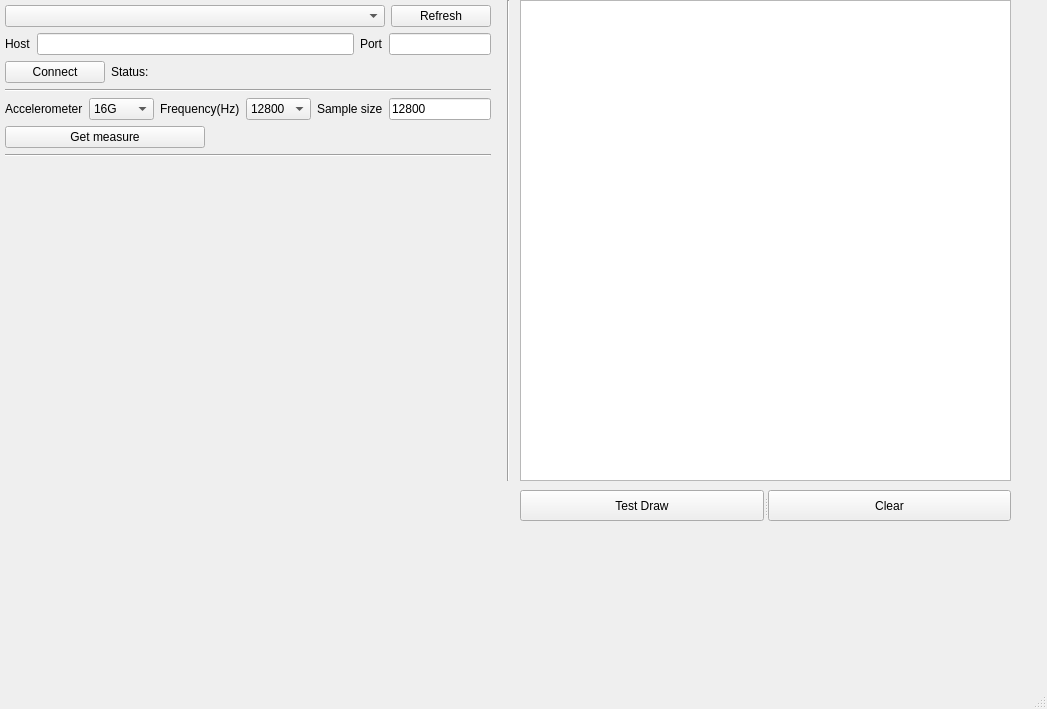
First picture: the form in client/WiredDeviceUI.ui, repository laa7352/python_socket, before the edit.
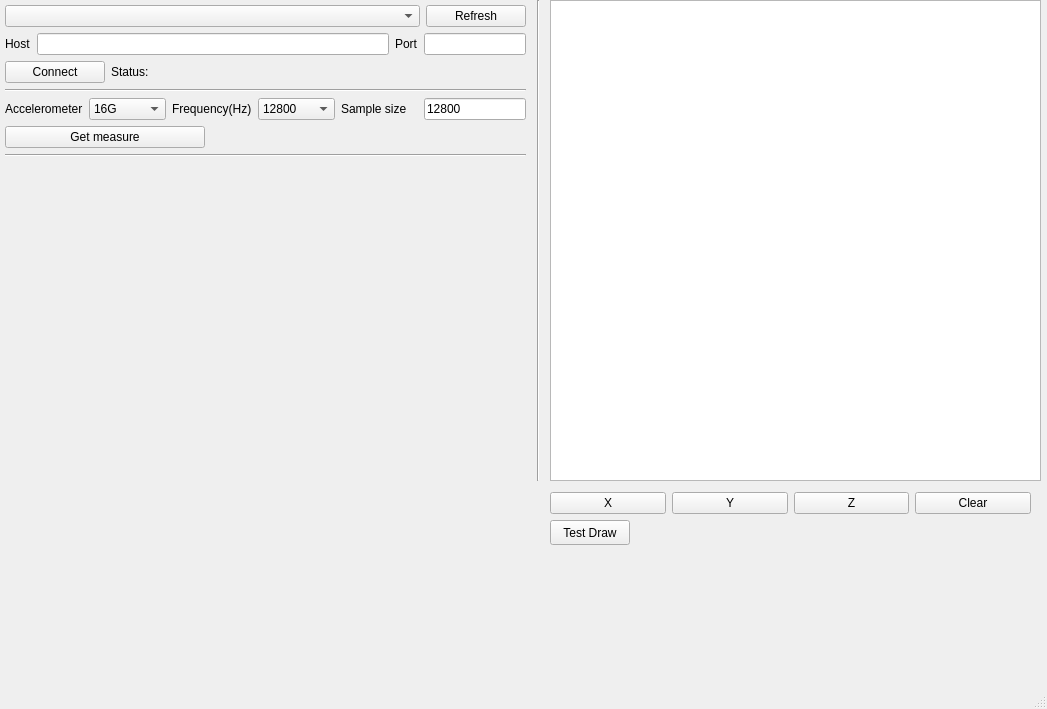
Second picture: the form after the edit. Custom widgets are drawn as their Qt base class.

Commit message:
add plot x/y/z
TODO
1. to fix the issue when big data receiving
2. add text or color when plot x/y/z

What changed in the file:
```diff
--- a/client/WiredDeviceUI.ui
+++ b/client/WiredDeviceUI.ui
@@ -19,7 +19,7 @@
      <rect>
       <x>0</x>
       <y>0</y>
-      <width>496</width>
+      <width>531</width>
       <height>478</height>
      </rect>
     </property>
@@ -268,7 +268,7 @@
    <widget class="Line" name="line_3">
     <property name="geometry">
      <rect>
-      <x>500</x>
+      <x>530</x>
       <y>0</y>
       <width>16</width>
       <height>481</height>
@@ -281,35 +281,65 @@
    <widget class="PlotWidget" name="graphicsView">
     <property name="geometry">
      <rect>
-      <x>520</x>
+      <x>550</x>
       <y>0</y>
       <width>491</width>
       <height>481</height>
      </rect>
     </property>
    </widget>
-   <widget class="QSplitter" name="splitter">
+   <widget class="QPushButton" name="DrawTestBTN">
     <property name="geometry">
      <rect>
-      <x>520</x>
+      <x>550</x>
+      <y>520</y>
+      <width>80</width>
+      <height>25</height>
+     </rect>
+    </property>
+    <property name="text">
+     <string>Test Draw</string>
+    </property>
+   </widget>
+   <widget class="QWidget" name="">
+    <property name="geometry">
+     <rect>
+      <x>550</x>
       <y>490</y>
-      <width>491</width>
-      <height>31</height>
+      <width>481</width>
+      <height>27</height>
      </rect>
     </property>
-    <property name="orientation">
-     <enum>Qt::Horizontal</enum>
-    </property>
-    <widget class="QPushButton" name="pushButton">
-     <property name="text">
-      <string>Test Draw</string>
-     </property>
-    </widget>
-    <widget class="QPushButton" name="pushButton_2">
-     <property name="text">
-      <string>Clear</string>
-     </property>
-    </widget>
+    <layout class="QHBoxLayout" name="horizontalLayout_4">
+     <item>
+      <widget class="QPushButton" name="DrawXBTN">
+       <property name="text">
+        <string>X</string>
+       </property>
+      </widget>
+     </item>
+     <item>
+      <widget class="QPushButton" name="DrawYBTN">
+       <property name="text">
+        <string>Y</string>
+       </property>
+      </widget>
+     </item>
+     <item>
+      <widget class="QPushButton" name="DrawZBTN">
+       <property name="text">
+        <string>Z</string>
+       </property>
+      </widget>
+     </item>
+     <item>
+      <widget class="QPushButton" name="DrawClearBTN">
+       <property name="text">
+        <string>Clear</string>
+       </property>
+      </widget>
+     </item>
+    </layout>
    </widget>
   </widget>
   <widget class="QMenuBar" name="menubar">
```
Left out of the diff: 2 changed lines with no effect on the pictures. The commit also changes 2 other files.
